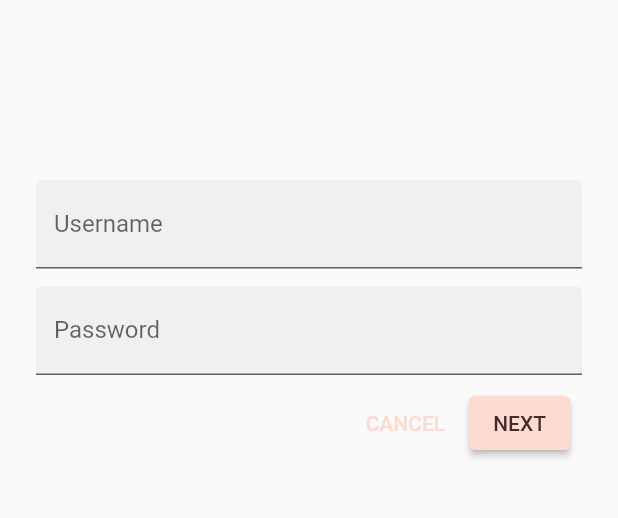
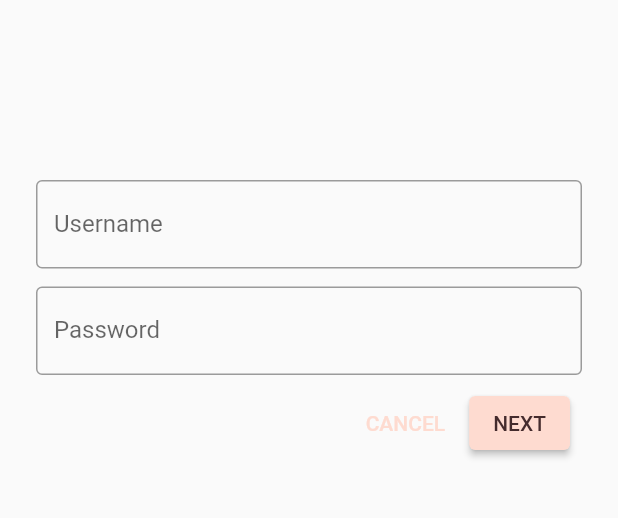
Before and after one commit to Hachaniwassim/MDC-103-Flutter-Material-Theming-with-Color-Shape-Elevation-and-Type, a Flutter app: the screen it shows after launch, on a phone screen of 412 x 824 dp, the part 237-755 px from its top. Run offline on Flutter 3.47's test engine with Material 2 defaults, Android fonts, the phone set to English and light mode, and no system bars.

```diff
--- a/mdc_100_series/lib/app.dart
+++ b/mdc_100_series/lib/app.dart
@@ -34,6 +34,9 @@ ThemeData _buildShrineTheme() {
     // TODO: Add the text themes (103)
     // TODO: Add the icon themes (103)
     // TODO: Decorate the inputs (103)
+    inputDecorationTheme: const InputDecorationTheme(
+    border: OutlineInputBorder(),
+    ),
   );
 }
 // TODO: Build a Shrine Text Theme (103)
--- a/mdc_100_series/lib/home.dart
+++ b/mdc_100_series/lib/home.dart
@@ -40,7 +40,7 @@ class HomePage extends StatelessWidget {
         // TODO: Adjust card heights (103)
         child: Column(
           // TODO: Center items on the card (103)
-          crossAxisAlignment: CrossAxisAlignment.start,
+          crossAxisAlignment: CrossAxisAlignment.center,
           children: <Widget>[
             AspectRatio(
               aspectRatio: 18 / 11,
--- a/mdc_100_series/lib/login.dart
+++ b/mdc_100_series/lib/login.dart
@@ -48,17 +48,16 @@ class _LoginPageState extends State<LoginPage> {
             // TODO: Remove filled: true values (103)
             TextField(
               controller: _usernameController,
-              decoration: const InputDecoration(
-                filled: true,
+              decoration: InputDecoration(
+                // Removed filled: true
                 labelText: 'Username',
               ),
             ),
             const SizedBox(height: 12.0),
-            // TODO: Wrap Password with AccentColorOverride (103)
             TextField(
               controller: _passwordController,
-              decoration: const InputDecoration(
-                filled: true,
+              decoration: InputDecoration(
+                // Removed filled: true
                 labelText: 'Password',
               ),
               obscureText: true,
```
